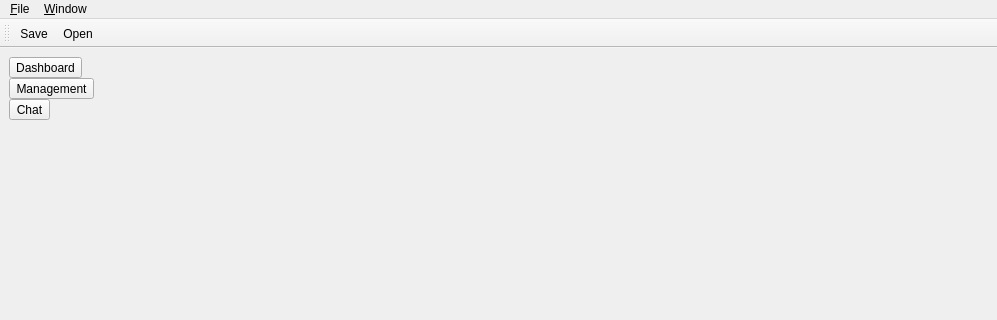
geonwuk/TheEditor, file mainwindow.ui: the form before one commit; both pictures show x 0 to 997 and y 0 to 320 of the 997 by 651 pixel window.
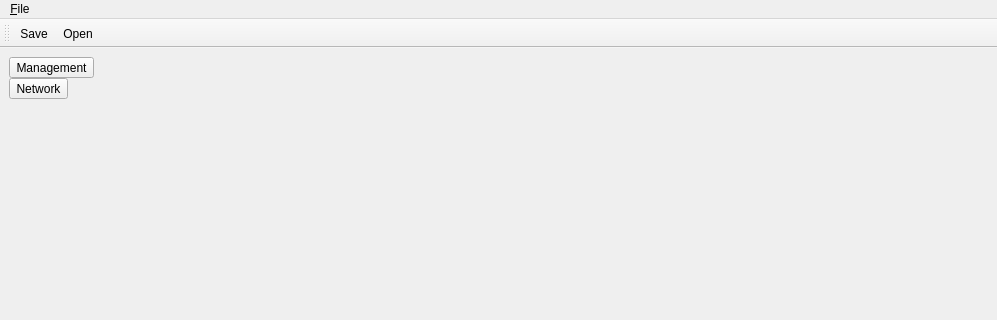
The form after the commit.

What changed in the file:
```diff
--- a/mainwindow.ui
+++ b/mainwindow.ui
@@ -34,13 +34,6 @@
         <property name="rightMargin">
          <number>0</number>
         </property>
-        <item>
-         <widget class="QToolButton" name="toolButton_2">
-          <property name="text">
-           <string>Dashboard</string>
-          </property>
-         </widget>
-        </item>
         <item>
          <widget class="QToolButton" name="ManagementButton">
           <property name="text">
@@ -66,7 +59,7 @@
         <item>
          <widget class="QToolButton" name="ChatButton">
           <property name="text">
-           <string>Chat</string>
+           <string>Network</string>
           </property>
          </widget>
         </item>
@@ -105,7 +98,7 @@
      <x>0</x>
      <y>0</y>
      <width>997</width>
-     <height>17</height>
+     <height>21</height>
     </rect>
    </property>
    <widget class="QMenu" name="menu_File">
@@ -115,13 +108,7 @@
     <addaction name="actionSave"/>
     <addaction name="actionOpen"/>
    </widget>
-   <widget class="QMenu" name="menu_Window">
-    <property name="title">
-     <string>&amp;Window</string>
-    </property>
-   </widget>
    <addaction name="menu_File"/>
-   <addaction name="menu_Window"/>
   </widget>
   <widget class="QStatusBar" name="statusbar"/>
   <widget class="QToolBar" name="toolBar">
```
